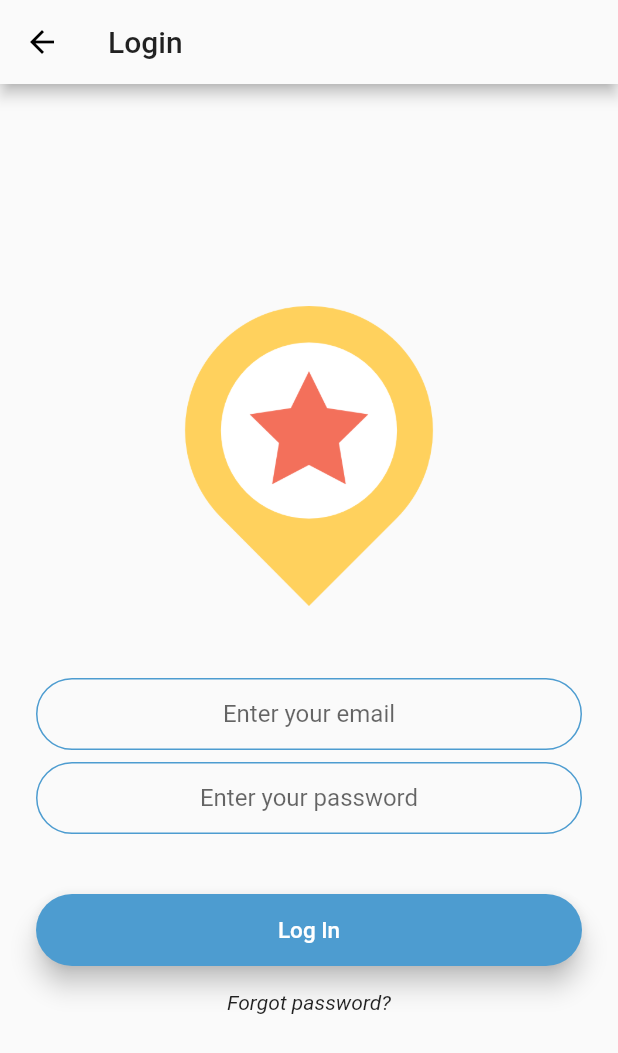
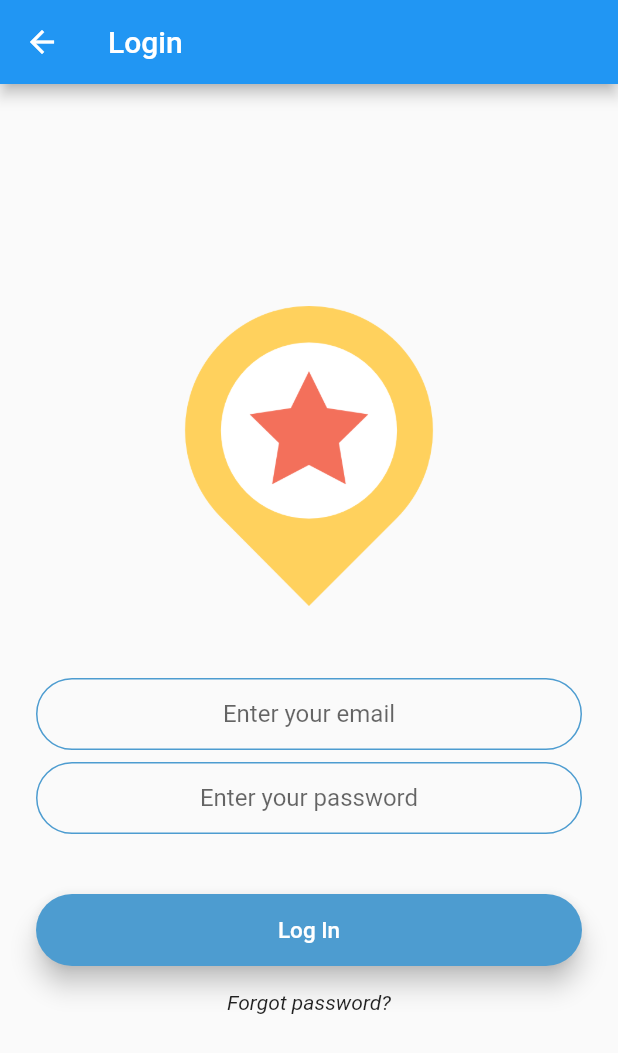
Before and after one commit to notive-app/notive, a Flutter app: the screen it shows after launch, after a tap on "Log In", on a phone screen of 412 x 824 dp. Shown: the top 1053 px of the screen. Run offline on Flutter 3.47's test engine with Material 2 defaults, Android fonts, the light colour scheme and no system bars; our stand-ins replace animated_text_kit, auto_size_text, flutter_local_notifications, geolocator, google_maps_flutter, google_nav_bar and 3 more; missing offline and left inert: flutter_fluid_slider; network calls fail.

Commit message:
Update Password done, Notivist replaced with username, dark Theme working but needs revision

```diff
--- a/notive_app/lib/main.dart
+++ b/notive_app/lib/main.dart
@@ -10,6 +10,8 @@ import 'package:notive_app/screens/settings_screen.dart';
 import 'package:notive_app/screens/signup_screen.dart';
 import 'package:notive_app/screens/welcome_screen.dart';
 import 'package:provider/provider.dart';
+import 'package:shared_preferences/shared_preferences.dart';
+import 'package:notive_app/screens/theme.dart';
 
 import 'models/user_model.dart';
 
@@ -23,25 +25,36 @@ void main() {
 //        ChangeNotifierProvider<ListModel>(create: (context) => ListModel()),
         //Provider(create: (context) => Dashboard()),
       ],
-      child: NotiveApp(),
+      child: MyApp(),
     ),
   );
+}
+
+class MyApp extends StatelessWidget {
+  @override
+  Widget build(BuildContext context) {
+    return ChangeNotifierProvider<ThemeChanger>(
+      create: (_) => ThemeChanger(ThemeData.light()),
+      child: new NotiveApp(),
+    );
+  }
 }
 
 class NotiveApp extends StatelessWidget {
   @override
   Widget build(BuildContext context) {
 //    var log = Provider.of<UserModel>(context, listen: false).isLoggedIn;
-
+    final theme = Provider.of<ThemeChanger>(context);
     return MaterialApp(
-      theme: ThemeData(
-        brightness: Brightness.light,
-        primaryColor: kOffWhiteColor,
-      ),
-      darkTheme: ThemeData(
-        brightness: Brightness.dark,
-        // additional settings go here
-      ),
+//      theme: ThemeData(
+//        brightness: Brightness.light,
+//        primaryColor: kOffWhiteColor,
+//      ),
+//      darkTheme: ThemeData(
+//        brightness: Brightness.dark,
+//        // additional settings go here
+//      ),
+      theme: theme.getTheme(),
       initialRoute: WelcomeScreen.id,
       routes: {
         WelcomeScreen.id: (context) => WelcomeScreen(),
--- a/notive_app/lib/screens/signup_screen.dart
+++ b/notive_app/lib/screens/signup_screen.dart
@@ -31,7 +31,8 @@ class _SignupScreenState extends State<SignupScreen> {
           content: SingleChildScrollView(
             child: ListBody(
               children: <Widget>[
-                Text('This e-mail is already in use \nor Invalid e-mail adress'),
+                Text(
+                    'This e-mail is already in use \nor Invalid e-mail adress'),
               ],
             ),
           ),
@@ -135,8 +136,7 @@ class _SignupScreenState extends State<SignupScreen> {
 
                     if (result) {
                       Navigator.pushNamed(context, DashboardScreen.id);
-                    }
-                    else{
+                    } else {
                       errorAlert(context);
                     }
 
--- /dev/null
+++ b/notive_app/lib/screens/theme.dart
@@ -0,0 +1,14 @@
+import 'package:flutter/material.dart';
+
+class ThemeChanger with ChangeNotifier {
+  ThemeData _themeData;
+
+  ThemeChanger(this._themeData);
+
+  getTheme() => _themeData;
+  setTheme(ThemeData theme) {
+    _themeData = theme;
+
+    notifyListeners();
+  }
+}
--- a/notive_app/pubspec.yaml
+++ b/notive_app/pubspec.yaml
@@ -35,7 +35,7 @@ dependencies:
   flutter_fluid_slider: ^1.0.2
   sliding_up_panel: ^1.0.0
   auto_size_text: ^2.1.0
-
+  shared_preferences: ^0.5.7
 
 dev_dependencies:
   flutter_test:
```
Also changed, not shown: notive_app/lib/models/list_model.dart (+14 -9 lines), notive_app/lib/models/user_model.dart (+14 -0 lines), notive_app/lib/screens/login_screen.dart (+6 -6 lines), notive_app/lib/screens/profile_screen.dart (+109 -24 lines), notive_app/lib/util/request.dart (+46 -38 lines), 3 other files.
